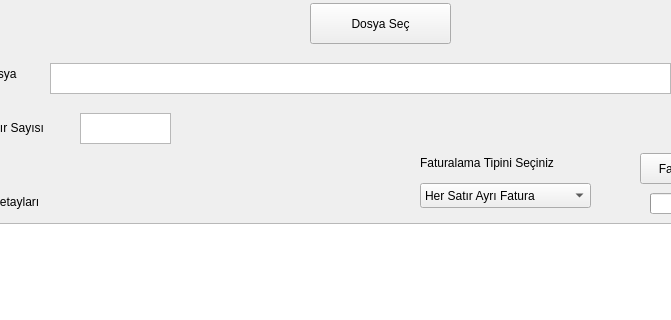
The window that ui/main.ui (Berkayyldrm/desktop_app) describes before a commit, drawn with Qt 5; both pictures show x 110 to 781 and y 297 to 617 of the 955 by 823 pixel window.
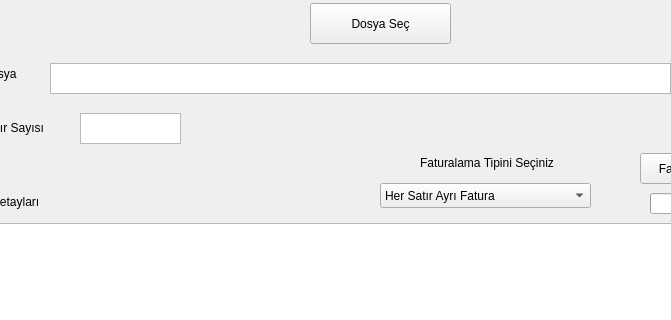
The same window after the commit.

Diff of the .ui file:
```diff
--- a/ui/main.ui
+++ b/ui/main.ui
@@ -128,9 +128,9 @@
    <widget class="QComboBox" name="comboBox">
     <property name="geometry">
      <rect>
-      <x>530</x>
+      <x>490</x>
       <y>480</y>
-      <width>171</width>
+      <width>211</width>
       <height>25</height>
      </rect>
     </property>
@@ -220,16 +220,6 @@
      </rect>
     </property>
    </widget>
-   <widget class="QTextEdit" name="rowCountText">
-    <property name="geometry">
-     <rect>
-      <x>190</x>
-      <y>410</y>
-      <width>91</width>
-      <height>31</height>
-     </rect>
-    </property>
-   </widget>
    <widget class="QProgressBar" name="progressBar">
     <property name="enabled">
      <bool>true</bool>
@@ -246,6 +236,16 @@
      <number>0</number>
     </property>
    </widget>
+   <widget class="QTextBrowser" name="rowCountText">
+    <property name="geometry">
+     <rect>
+      <x>190</x>
+      <y>410</y>
+      <width>101</width>
+      <height>31</height>
+     </rect>
+    </property>
+   </widget>
   </widget>
   <widget class="QMenuBar" name="menubar">
    <property name="geometry">
```
Left out of the diff: 4 changed lines with no effect on the pictures.
